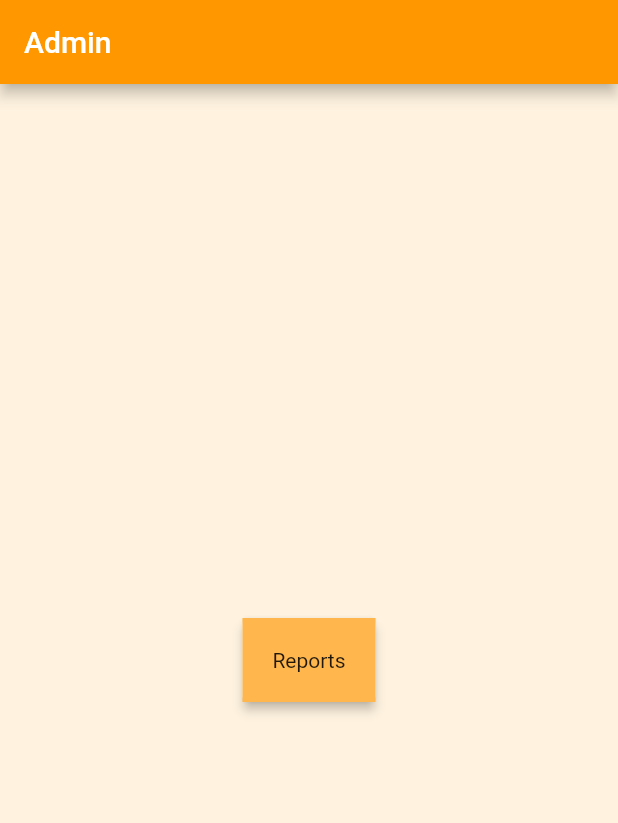
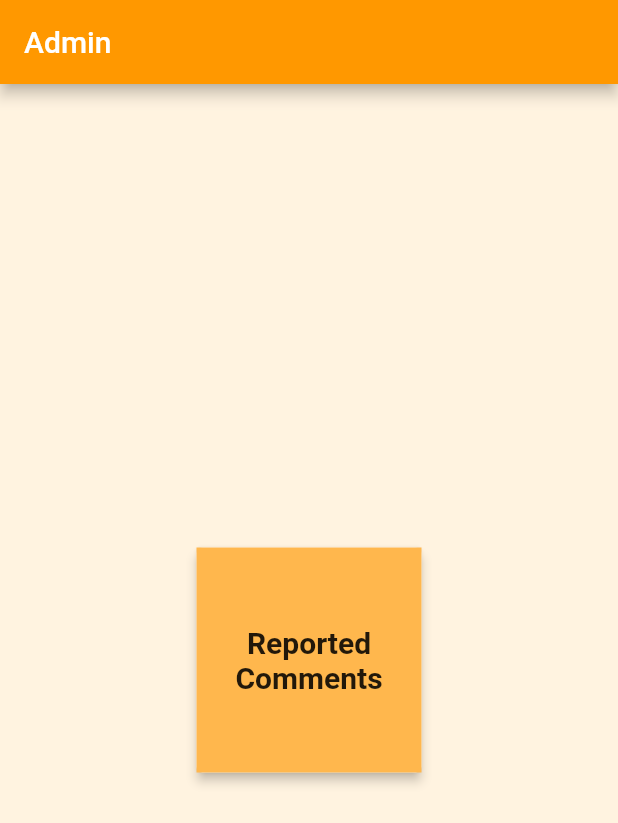
Before and after one commit to I-Arjun/admin, a Flutter app: the HomeScreen screen opened directly, on a phone screen of 412 x 824 dp. Shown: the top 823 px of the screen. Run offline on Flutter 3.47's test engine with Material 2 defaults, Android fonts, the phone set to English and light mode, and no system bars; our stand-ins replace cloud_firestore, firebase_auth, firebase_core; accounts and stored records are empty.

Commit message:
All Doneeeeee

```diff
--- a/lib/home_screen.dart
+++ b/lib/home_screen.dart
@@ -17,9 +17,21 @@ class HomeScreen extends StatelessWidget {
           child: Card(
             elevation: 3,
             child: Container(
+              height: 150,
+              width: 150,
+              alignment: Alignment.center,
               padding: const EdgeInsets.all(20),
               color: Colors.orange.shade300,
-              child: const Text("Reports"),
+              child: const Text(
+                """
+Reported
+Comments""",
+                style: TextStyle(
+                  fontSize: 20,
+                  fontWeight: FontWeight.w600,
+                ),
+                textAlign: TextAlign.center,
+              ),
             ),
           ),
           onTap: () {
```
Also changed, not shown: lib/main.dart (+6 -14 lines), lib/report_screen.dart (+17 -24 lines), lib/reported_commet.dart (deleted, +0 -54 lines).
